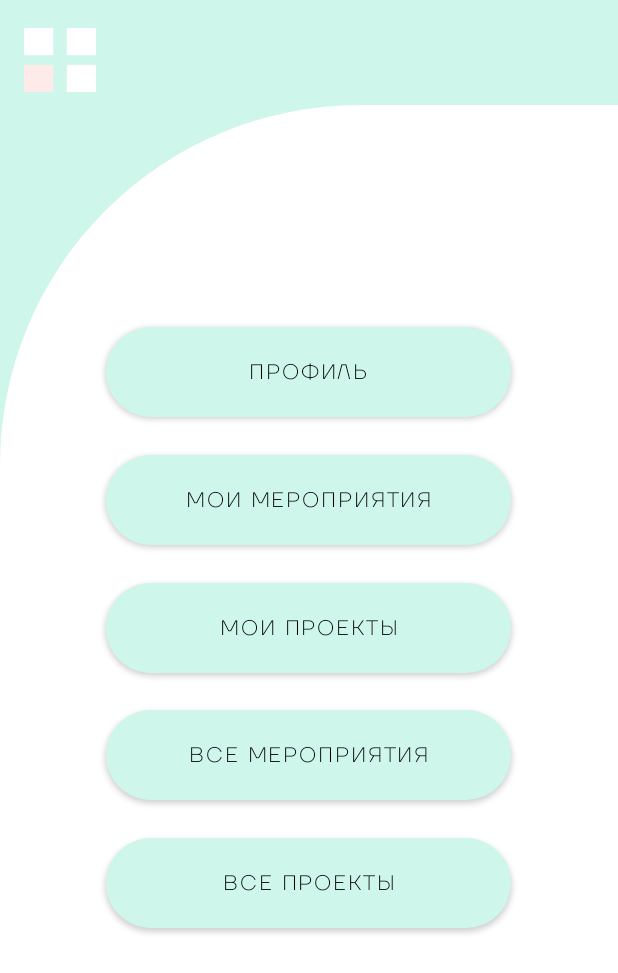
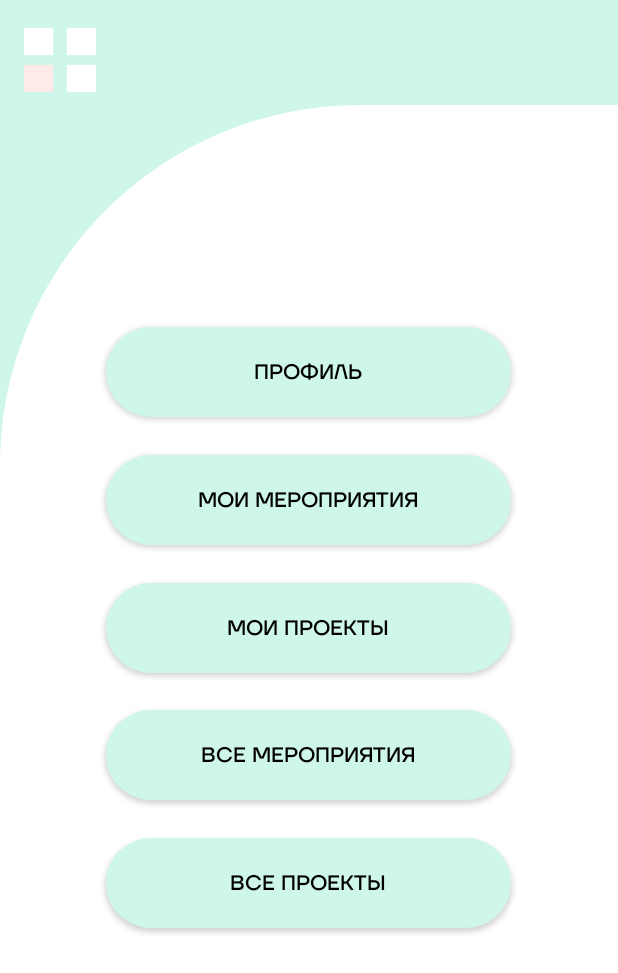
Before and after one commit to GerONSo/i_moscow, an Android app: the fragment MenuFragment shown on its own in the app's theme, on a phone screen of 412 x 824 dp. Shown: the top 973 px of the screen. Run offline under Robolectric (Android 15) with nearby library versions, the phone set to English and light mode, and no system bars.

Commit message:
fixed button textStyle

```diff
--- a/app/src/main/java/com/geron/ai_moscow_mobile/EventFragment.kt
+++ b/app/src/main/java/com/geron/ai_moscow_mobile/EventFragment.kt
@@ -49,8 +49,8 @@ class EventFragment(val position: Int) : Fragment() {
         Picasso.get()
             .load(ServerHelper.BASE_URL + currentEvent?.photoLink)
             .into(logoImageView)
-//        departmentTextView.text = currentEvent?.department
-//        creatorTextView.text = currentEvent?.creator
+        departmentTextView.text = currentEvent?.department
+        creatorTextView.text = currentEvent?.creator
         timeTextView.text = currentEvent?.time
         placeTextView.text = currentEvent?.address
         descriptionTextView.text = currentEvent?.fullDescription
--- a/app/src/main/java/com/geron/ai_moscow_mobile/data_classes/Event.kt
+++ b/app/src/main/java/com/geron/ai_moscow_mobile/data_classes/Event.kt
@@ -14,5 +14,7 @@ data class Event (
     @field:Json(name = "mail") val mail: String,
     @field:Json(name = "link") val link: String,
     @field:Json(name = "photo_link") val photoLink: String,
-    @field:Json(name = "participants") val participants: List<String>
+    @field:Json(name = "participants") val participants: List<String>,
+    @field:Json(name = "department") val department: String,
+    @field:Json(name = "creator") val creator: String
 )
--- a/app/src/main/res/layout/fragment_menu.xml
+++ b/app/src/main/res/layout/fragment_menu.xml
@@ -39,6 +39,7 @@
         android:text="Мои мероприятия"
         android:textColor="@color/black"
         android:textSize="14sp"
+        style="@style/MediumButtonText"
         app:layout_constraintBottom_toTopOf="@id/button_events_my"
         app:layout_constraintEnd_toEndOf="parent"
         app:layout_constraintHorizontal_bias="0.497"
@@ -56,6 +57,7 @@
         android:text="Мои проекты"
         android:textColor="@color/black"
         android:textSize="14sp"
+        style="@style/MediumButtonText"
         app:layout_constraintBottom_toTopOf="@id/button_all_events"
         app:layout_constraintEnd_toEndOf="parent"
         app:layout_constraintHorizontal_bias="0.496"
@@ -73,6 +75,7 @@
         android:fontFamily="@font/ttfirsneue_medium"
         android:text="Профиль"
         android:textColor="@color/black"
+        style="@style/MediumButtonText"
 
         android:textSize="14sp"
         app:layout_constraintEnd_toEndOf="parent"
@@ -90,6 +93,7 @@
         android:text="Все мероприятия"
         android:textColor="@color/black"
         android:textSize="14sp"
+        style="@style/MediumButtonText"
         app:layout_constraintBottom_toTopOf="@+id/button_all_projects"
         app:layout_constraintEnd_toEndOf="parent"
         app:layout_constraintHorizontal_bias="0.497"
@@ -108,6 +112,7 @@
         android:text="Все проекты"
         android:textColor="@color/black"
         android:textSize="14sp"
+        style="@style/MediumButtonText"
         app:layout_constraintBottom_toBottomOf="@+id/imageView"
         app:layout_constraintEnd_toEndOf="parent"
         app:layout_constraintHorizontal_bias="0.496"
--- a/app/src/main/res/values/themes.xml
+++ b/app/src/main/res/values/themes.xml
@@ -18,4 +18,8 @@
     <style name="MediumTextView" parent="Widget.AppCompat.TextView">
         <item name="fontFamily">@font/ttfirsneue_medium</item>
     </style>
+
+    <style name="MediumButtonText" parent="Widget.AppCompat.Button">
+        <item name="fontFamily">@font/ttfirsneue_medium</item>
+    </style>
 </resources>
--- a/build.gradle
+++ b/build.gradle
@@ -18,7 +18,6 @@ allprojects {
     repositories {
         google()
         mavenCentral()
-        jcenter() // Warning: this repository is going to shut down soon
     }
 }
 
```
